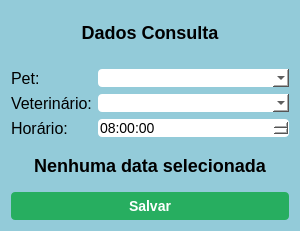
The window that tela_crud_consulta.ui (mateuszinum/Projeto-Clinica-Veterinaria) describes before a commit, drawn with Qt 5.
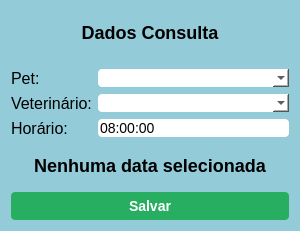
The same window after the commit.

Patch:
```diff
--- a/tela_crud_consulta.ui
+++ b/tela_crud_consulta.ui
@@ -111,6 +111,9 @@
     border-radius: 4px;
     border: none;</string>
        </property>
+       <property name="buttonSymbols">
+        <enum>QAbstractSpinBox::NoButtons</enum>
+       </property>
        <property name="maximumTime">
         <time>
          <hour>21</hour>
```
